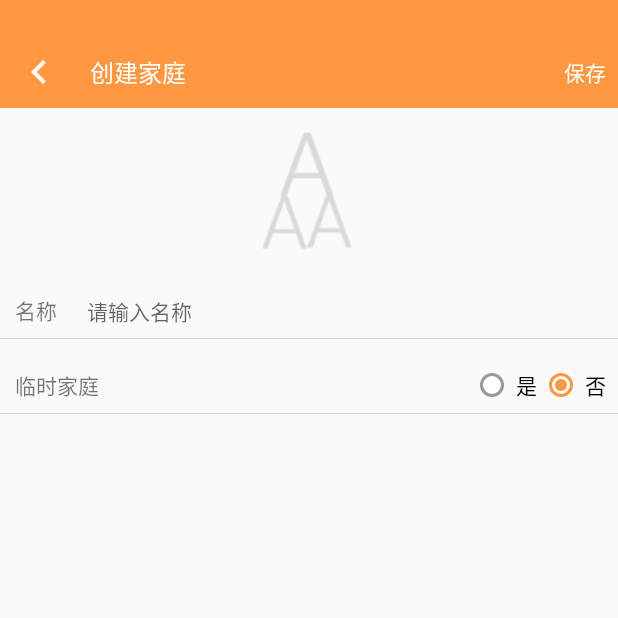
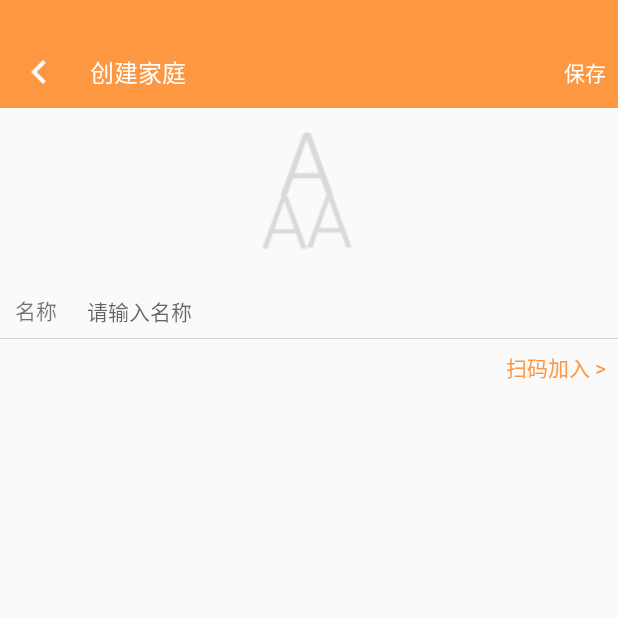
Before and after one commit to Dawson-Jiang/AAAccount, an Android app: the EditFamilyActivity screen opened directly, with no data from a screen before it, on a phone screen of 412 x 824 dp, the top half of it. Run offline under Robolectric (Android 15) with nearby library versions, the phone set to English and light mode, and no system bars; our stand-ins replace RxJava; libraries missing offline, so code that uses them is left out: com.avos.avoscloud.

Commit message:
opt.
Change-Id: I685a090beb5c6a700344de70db0c8794e933c2b1

```diff
--- a/app/src/main/java/com/dawson/aaaccount/bean/DayBook.kt
+++ b/app/src/main/java/com/dawson/aaaccount/bean/DayBook.kt
@@ -33,6 +33,7 @@ open class DayBook : BaseEntity() {
     /**
      * 消费人员
      */
+    @SerializedName("consumer")
     var customers: MutableList<User>? = null
 
     /**
--- a/app/src/main/java/com/dawson/aaaccount/bean/Family.kt
+++ b/app/src/main/java/com/dawson/aaaccount/bean/Family.kt
@@ -1,4 +1,6 @@
 package com.dawson.aaaccount.bean
+
+import com.google.gson.annotations.SerializedName
 
 open class Family : BaseEntity() {
     var number: Int = 0
@@ -7,6 +9,7 @@ open class Family : BaseEntity() {
     /**
      * 家庭成员
      */
+    @SerializedName("member")
     var members: MutableList<User>? = null
     /**
      * 头像url
--- a/app/src/main/java/com/dawson/aaaccount/model/myaliyun/FileModel.kt
+++ b/app/src/main/java/com/dawson/aaaccount/model/myaliyun/FileModel.kt
@@ -6,6 +6,7 @@ import com.dawson.aaaccount.util.Common
 import com.dawson.aaaccount.model.IFileModel
 import com.dawson.aaaccount.util.BitmapHelper
 import io.reactivex.Observable
+import io.reactivex.android.schedulers.AndroidSchedulers
 import io.reactivex.schedulers.Schedulers
 
 
@@ -30,7 +31,7 @@ class FileModel : IFileModel {
 //                    val avFile = AVFile.withAbsoluteLocalPath(fileName, tmpFileName)//TODO uploadfile
 //                    avFile.save()
                     OperateResult(arrayOf("url", "thrumbUrl"))
-                }
+                }.observeOn(AndroidSchedulers.mainThread())
     }
 
     override fun uploadFile(context: Context, files: MutableList<String>, progressCallback: (file: String, progress: Int) -> Unit):
--- a/app/src/main/java/com/dawson/aaaccount/net/FamilyService.kt
+++ b/app/src/main/java/com/dawson/aaaccount/net/FamilyService.kt
@@ -23,7 +23,7 @@ interface FamilyService {
     fun save(@Body family: Family): Observable<OperateResult<String>>
 
     @POST("family/join")
-    fun join(@Body param: Map<String, String>): Observable<OperateResult<Any>>
+    fun join(@Body param: Map<String, String>): Observable<OperateResult<String>>
 
     @POST("family/dis_join")
     fun disJoin(@Body param: Map<String, String>): Observable<OperateResult<Any>>
@@ -37,9 +37,5 @@ interface FamilyService {
     @POST("family/get")
     fun get(@Body param:Map<String,String>): Observable<OperateResult<Family>>
 
-    @POST("family/add_member")
-    fun addMember(@Body family: Family): Observable<OperateResult<User>>
 
-    @POST("family/del_member")
-    fun delMemeber(@Body param: Map<String, String>): Observable<OperateResult<Any>>
 }
--- a/app/src/main/res/layout/activity_edit_family.xml
+++ b/app/src/main/res/layout/activity_edit_family.xml
@@ -82,62 +82,6 @@
         android:layout_marginTop="8dip"
         android:background="@color/line" />
 
-    <LinearLayout
-        android:id="@+id/layoutTemp"
-        android:layout_width="match_parent"
-        android:layout_height="wrap_content"
-        android:layout_marginTop="20dip"
-        android:orientation="horizontal">
-
-        <TextView
-
-            android:layout_width="wrap_content"
-            android:layout_height="wrap_content"
-            android:layout_marginLeft="10dip"
-            android:text="临时家庭" />
-
-        <View
-            android:layout_width="0dip"
-            android:layout_height="1dp"
-            android:layout_marginLeft="20dip"
-            android:layout_weight="1"
-            android:background="@null" />
-
-        <RadioGroup
-            android:id="@+id/rgTemp"
-            android:layout_width="wrap_content"
-            android:layout_height="wrap_content"
-            android:layout_marginRight="8dp"
-            android:orientation="horizontal">
-
-            <RadioButton
-                android:id="@+id/rbTempYes"
-                android:layout_width="wrap_content"
-                android:layout_height="wrap_content"
-                android:button="@drawable/radio_selector"
-                android:paddingLeft="8dp"
-                android:text="是" />
-
-            <RadioButton
-                android:id="@+id/rbTempNo"
-                android:layout_width="wrap_content"
-                android:layout_height="wrap_content"
-                android:layout_marginLeft="8dp"
-                android:button="@drawable/radio_selector"
-                android:checked="true"
-                android:paddingLeft="8dp"
-                android:text="否" />
-        </RadioGroup>
-
-    </LinearLayout>
-
-    <View
-        android:id="@+id/line5"
-        android:layout_width="match_parent"
-        android:layout_height="@dimen/line_hight"
-        android:layout_marginTop="8dip"
-        android:background="@color/line" />
-
     <TextView
         android:id="@+id/tvQRCode"
         android:layout_width="wrap_content"
```
Also changed, not shown: app/src/main/java/com/dawson/aaaccount/activity/EditFamilyActivity.kt (+28 -41 lines), app/src/main/java/com/dawson/aaaccount/activity/FamilyActivity.kt (+16 -26 lines), app/src/main/java/com/dawson/aaaccount/activity/FamilyMemberActivity.kt (+23 -18 lines), app/src/main/java/com/dawson/aaaccount/model/myaliyun/CategoryModel.kt (+5 -8 lines), app/src/main/java/com/dawson/aaaccount/model/myaliyun/FamilyModel.kt (+36 -16 lines), app/src/main/java/com/dawson/aaaccount/net/CommonService.kt (+8 -0 lines), app/src/main/java/com/dawson/aaaccount/util/CommonCach.kt (deleted, +0 -11 lines), app/src/main/java/com/dawson/aaaccount/util/CommonLruCach.kt (added, +16 -0 lines).
